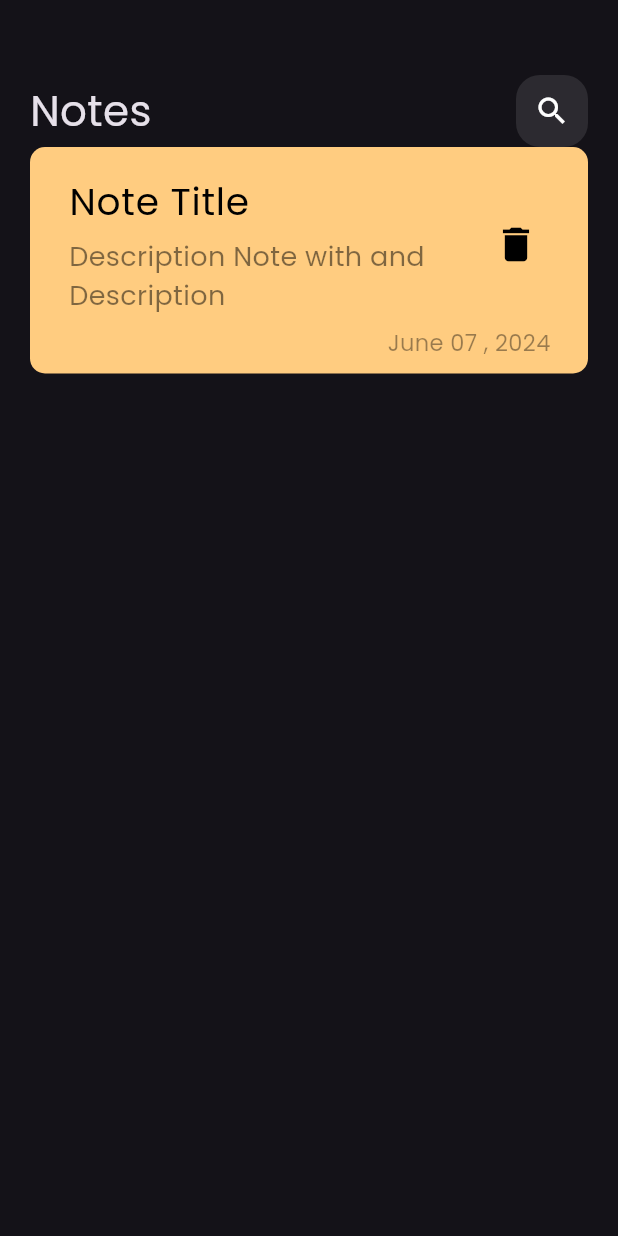
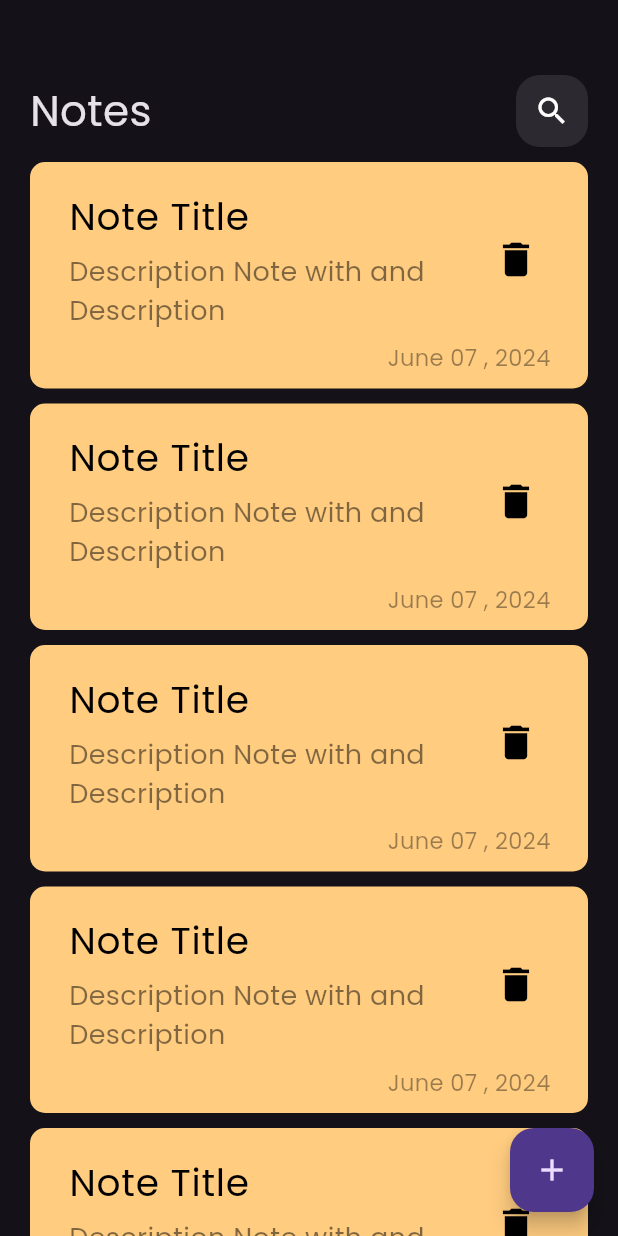
Before and after one commit to youssefElyoussofi/notes_app, a Flutter app: the screen it shows after launch, on a phone screen of 412 x 824 dp. Run offline on Flutter 3.47's test engine with Material 3 defaults, Android fonts, the phone set to English and light mode, and no system bars.

```diff
--- a/lib/views/notes_view.dart
+++ b/lib/views/notes_view.dart
@@ -1,6 +1,7 @@
 
 
 import 'package:flutter/material.dart';
+import 'package:notes_app/widgets/add_note_bottom_sheet.dart';
 import 'package:notes_app/widgets/custom_body.dart';
 
 
@@ -9,8 +10,13 @@ class NotesView extends StatelessWidget {
 
   @override
   Widget build(BuildContext context) {
-    return const Scaffold(
-      body: CustomBody(),
+    return  Scaffold(
+      floatingActionButton: FloatingActionButton(onPressed: () {
+        showModalBottomSheet(context: context, builder: (context) {
+          return const NoteBottomSheet();
+        },);
+      },child: const Icon(Icons.add),),
+      body: const CustomBody(),
     );
   }
 }
--- a/lib/widgets/custom_body.dart
+++ b/lib/widgets/custom_body.dart
@@ -1,6 +1,6 @@
 import 'package:flutter/material.dart';
 import 'package:notes_app/widgets/custom_appbar.dart';
-import 'package:notes_app/widgets/note_item.dart';
+import 'package:notes_app/widgets/notes_listview.dart';
 
 class CustomBody extends StatelessWidget {
   const CustomBody({
@@ -13,7 +13,8 @@ class CustomBody extends StatelessWidget {
       padding: EdgeInsets.symmetric(horizontal: 20),
       child: Column(children: [
         CustomAppbar(),
-        NoteItem()
+
+        Expanded(child: NotesListView())
       ],),
     );
   }
--- a/lib/widgets/note_item.dart
+++ b/lib/widgets/note_item.dart
@@ -6,7 +6,8 @@ class NoteItem extends StatelessWidget {
   @override
   Widget build(BuildContext context) {
     return Container(
-      padding: EdgeInsets.only(left: 10,top: 10),
+      margin: const EdgeInsets.only(top: 10),
+      padding: const EdgeInsets.only(left: 10,top: 10),
       decoration: BoxDecoration(
         color: const Color(0xffffcc80),
         borderRadius: BorderRadius.circular(10)),
--- /dev/null
+++ b/lib/widgets/notes_listview.dart
@@ -0,0 +1,17 @@
+
+import 'package:flutter/material.dart';
+import 'package:notes_app/widgets/note_item.dart';
+
+class NotesListView extends StatelessWidget {
+  const NotesListView({super.key});
+
+  @override
+  Widget build(BuildContext context) {
+    return  ListView.builder(
+      padding: const EdgeInsets.all(0),
+      itemCount: 15,
+      itemBuilder: (context, index) {
+        return const NoteItem();
+      },);
+  }
+}
```
Also changed, not shown: lib/widgets/add_note_bottom_sheet.dart (added, +12 -0 lines).
